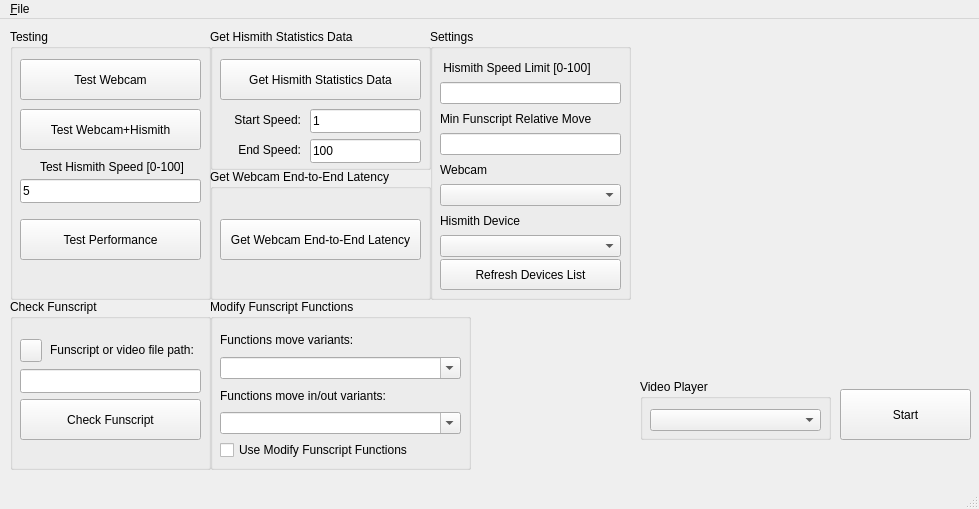
The window that mainwindow.ui (samsmit362/HismithControl) describes before a commit, drawn with Qt 5.
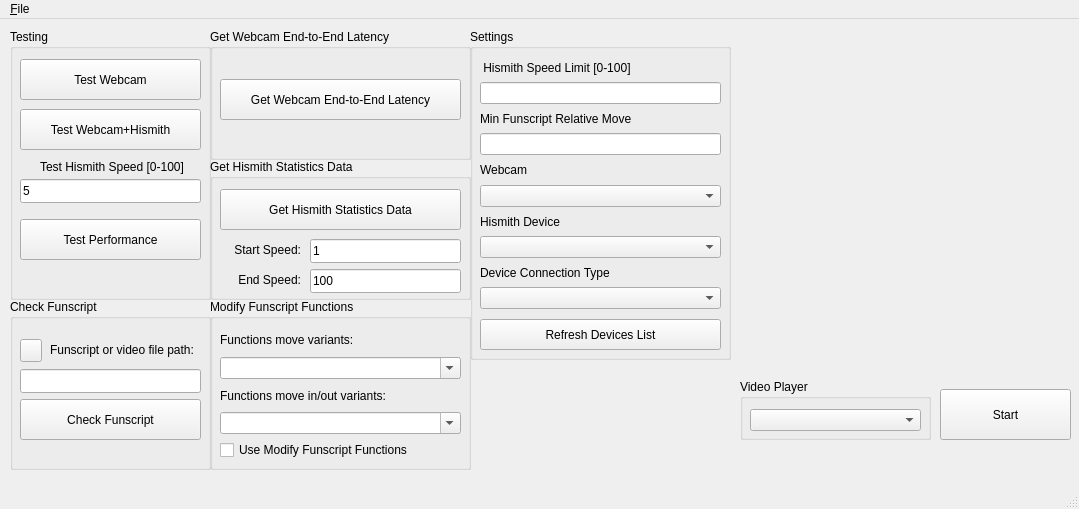
The same window after the commit.

Commit message: Added support for "Direct Bluetooth LE (WinRT)" hismith connection type

```diff
--- a/mainwindow.ui
+++ b/mainwindow.ui
@@ -6,7 +6,7 @@
    <rect>
     <x>0</x>
     <y>0</y>
-    <width>979</width>
+    <width>1079</width>
     <height>509</height>
    </rect>
   </property>
@@ -95,10 +95,10 @@
    <widget class="QGroupBox" name="groupBox_2">
     <property name="geometry">
      <rect>
-      <x>430</x>
+      <x>470</x>
       <y>10</y>
-      <width>201</width>
-      <height>271</height>
+      <width>261</width>
+      <height>331</height>
      </rect>
     </property>
     <property name="title">
@@ -109,8 +109,8 @@
       <rect>
        <x>10</x>
        <y>30</y>
-       <width>181</width>
-       <height>198</height>
+       <width>241</width>
+       <height>250</height>
       </rect>
      </property>
      <layout class="QVBoxLayout" name="verticalLayout">
@@ -162,14 +162,24 @@
       <item>
        <widget class="QComboBox" name="Devices"/>
       </item>
+      <item>
+       <widget class="QLabel" name="label_11">
+        <property name="text">
+         <string>Device Connection Type</string>
+        </property>
+       </widget>
+      </item>
+      <item>
+       <widget class="QComboBox" name="DeviceConnectionTypes"/>
+      </item>
      </layout>
     </widget>
     <widget class="QPushButton" name="refreshDevices">
      <property name="geometry">
       <rect>
        <x>10</x>
-       <y>230</y>
-       <width>181</width>
+       <y>290</y>
+       <width>241</width>
        <height>31</height>
       </rect>
      </property>
@@ -309,7 +319,7 @@
    <widget class="QFrame" name="chartFrame">
     <property name="geometry">
      <rect>
-      <x>640</x>
+      <x>740</x>
       <y>0</y>
       <width>331</width>
       <height>330</height>
@@ -326,8 +336,8 @@
     <property name="geometry">
      <rect>
       <x>210</x>
-      <y>10</y>
-      <width>221</width>
+      <y>140</y>
+      <width>261</width>
       <height>141</height>
      </rect>
     </property>
@@ -342,7 +352,7 @@
       <rect>
        <x>10</x>
        <y>30</y>
-       <width>201</width>
+       <width>241</width>
        <height>41</height>
       </rect>
      </property>
@@ -371,7 +381,7 @@
       <rect>
        <x>100</x>
        <y>80</y>
-       <width>111</width>
+       <width>151</width>
        <height>24</height>
       </rect>
      </property>
@@ -400,7 +410,7 @@
       <rect>
        <x>100</x>
        <y>110</y>
-       <width>111</width>
+       <width>151</width>
        <height>24</height>
       </rect>
      </property>
@@ -412,7 +422,7 @@
    <widget class="QPushButton" name="startButton">
     <property name="geometry">
      <rect>
-      <x>840</x>
+      <x>940</x>
       <y>370</y>
       <width>131</width>
       <height>51</height>
@@ -426,8 +436,8 @@
     <property name="geometry">
      <rect>
       <x>210</x>
-      <y>150</y>
-      <width>221</width>
+      <y>10</y>
+      <width>261</width>
       <height>131</height>
      </rect>
     </property>
@@ -439,7 +449,7 @@
       <rect>
        <x>10</x>
        <y>50</y>
-       <width>201</width>
+       <width>241</width>
        <height>41</height>
       </rect>
      </property>
@@ -451,7 +461,7 @@
    <widget class="QGroupBox" name="groupBox_7">
     <property name="geometry">
      <rect>
-      <x>640</x>
+      <x>740</x>
       <y>360</y>
       <width>191</width>
       <height>61</height>
@@ -477,7 +487,7 @@
     <rect>
      <x>0</x>
      <y>0</y>
-     <width>979</width>
+     <width>1079</width>
      <height>33</height>
     </rect>
    </property>
```
The commit also changes 6 other files.
